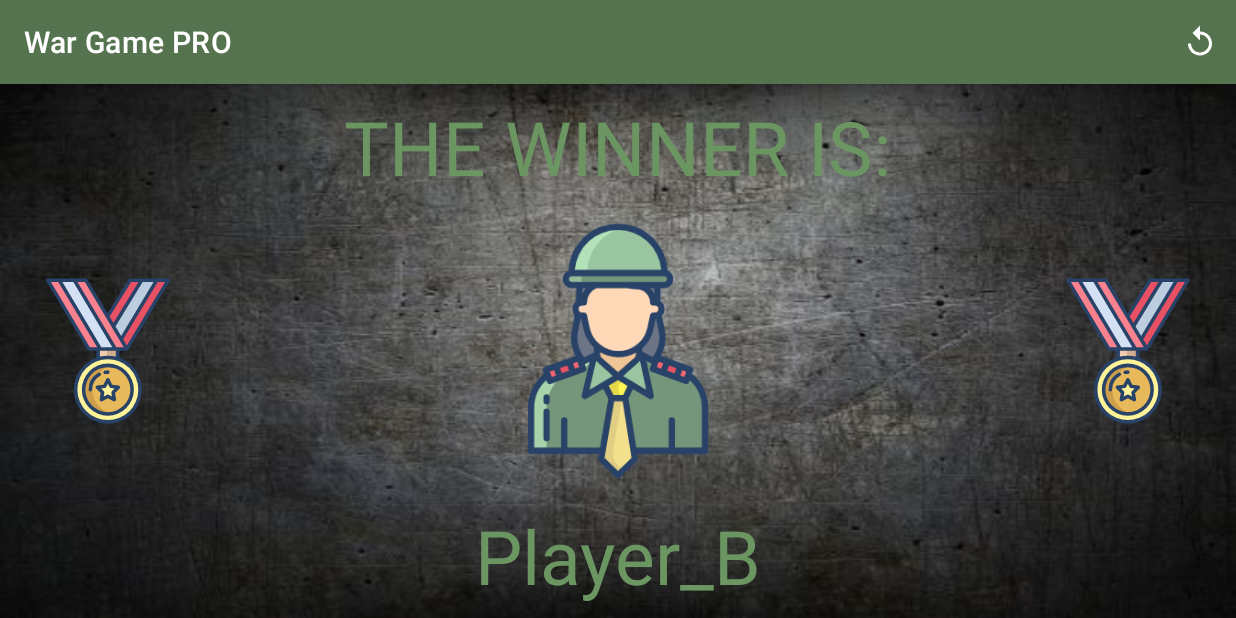
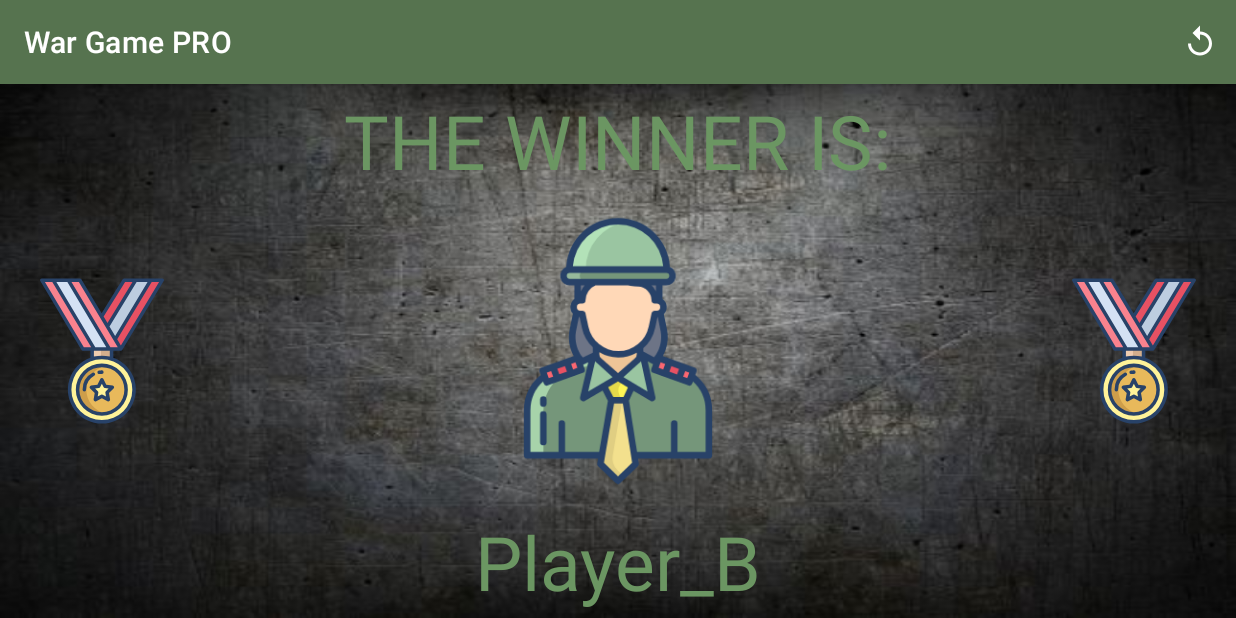
Before and after one commit to danielmar121/card_game_android, an Android app: the WinnerPage screen opened directly, with no data from a screen before it, on a phone screen of 824 x 412 dp (held sideways). Run offline under Robolectric (Android 15) with nearby library versions, the phone set to English and light mode, and no system bars; 1 statement that could not run was skipped.

Commit message:
Add empty constructor to Card

```diff
--- a/app/src/main/java/com/daniel/card_game_android/Card.java
+++ b/app/src/main/java/com/daniel/card_game_android/Card.java
@@ -3,6 +3,8 @@ package com.daniel.card_game_android;
 public class Card {
     private String imageName;
     private int strength;
+
+    public Card() {}
 
     public Card(String imageName, int strength) {
         this.imageName = imageName;
--- a/app/src/main/java/com/daniel/card_game_android/WinnerPage.java
+++ b/app/src/main/java/com/daniel/card_game_android/WinnerPage.java
@@ -22,7 +22,6 @@ public class WinnerPage extends AppCompatActivity {
     protected void onCreate(Bundle savedInstanceState) {
         super.onCreate(savedInstanceState);
         setContentView(R.layout.activity_winner_page);
-        Log.d("winner","onStart");
 
         findViews();
 
--- a/app/src/main/res/layout/activity_winner_page.xml
+++ b/app/src/main/res/layout/activity_winner_page.xml
@@ -9,63 +9,55 @@
     <ImageView
         android:layout_width="match_parent"
         android:layout_height="match_parent"
-        android:src="@drawable/iron_background"
+        android:contentDescription="@string/background"
         android:scaleType="fitXY"
-        android:contentDescription="@string/background"/>
+        android:src="@drawable/iron_background" />
 
     <LinearLayout
         android:layout_width="match_parent"
         android:layout_height="match_parent"
         android:layout_margin="4dp"
-        android:orientation="horizontal"
-        android:baselineAligned="false">
-
-        <LinearLayout
-            android:layout_width="wrap_content"
-            android:layout_height="match_parent"
-            android:layout_margin="4dp"
-            android:orientation="vertical"
-            android:layout_weight="1">
+        android:orientation="vertical">
 
         <TextView
             android:id="@+id/winner_LBL_game_over"
             android:layout_width="wrap_content"
             android:layout_height="wrap_content"
+            android:layout_gravity="center"
+            android:layout_weight="0"
             android:text="@string/game_over"
-                android:textSize="50sp"
             android:textColor="@color/dark_green_700"
-                android:layout_gravity="center"
-                android:layout_weight="0"/>
+            android:textSize="50sp" />
 
         <LinearLayout
             android:layout_width="match_parent"
             android:layout_height="wrap_content"
             android:layout_margin="4dp"
-                android:orientation="horizontal"
-                android:layout_weight="2">
+            android:layout_weight="2"
+            android:orientation="horizontal">
 
             <ImageView
                 android:layout_width="100dp"
                 android:layout_height="wrap_content"
                 android:layout_margin="10dp"
-                    android:src="@drawable/win"
-                    android:contentDescription="@string/winner_medal"/>
+                android:contentDescription="@string/winner_medal"
+                android:src="@drawable/win" />
 
             <ImageView
                 android:id="@+id/main_IMG_winner"
                 android:layout_width="wrap_content"
+                android:layout_height="match_parent"
                 android:layout_margin="10dp"
-                    android:layout_height="match_parent"
-                    android:src="@drawable/player_girl"
                 android:layout_weight="1"
-                    android:contentDescription="@string/card"/>
+                android:contentDescription="@string/card"
+                android:src="@drawable/player_girl" />
 
             <ImageView
                 android:layout_width="100dp"
                 android:layout_height="wrap_content"
                 android:layout_margin="10dp"
-                    android:src="@drawable/win"
-                    android:contentDescription="@string/winner_medal"/>
+                android:contentDescription="@string/winner_medal"
+                android:src="@drawable/win" />
 
         </LinearLayout>
 
@@ -73,12 +65,11 @@
             android:id="@+id/winner_LBL_name"
             android:layout_width="wrap_content"
             android:layout_height="wrap_content"
+            android:layout_gravity="center"
+            android:layout_weight="0"
             android:text="@string/winner_name"
-                android:textSize="50sp"
             android:textColor="@color/dark_green_700"
-                android:layout_gravity="center"
-                android:layout_weight="0"/>
+            android:textSize="50sp" />
 
     </LinearLayout>
-    </LinearLayout>
 </RelativeLayout>
```
Also changed, not shown: app/src/main/java/com/daniel/card_game_android/Deck.java (+4 -4 lines), app/src/main/java/com/daniel/card_game_android/MainActivity.java (+9 -10 lines), app/src/main/res/layout/activity_main.xml (+32 -35 lines). Lines whose indentation alone changed are shown as unchanged.
